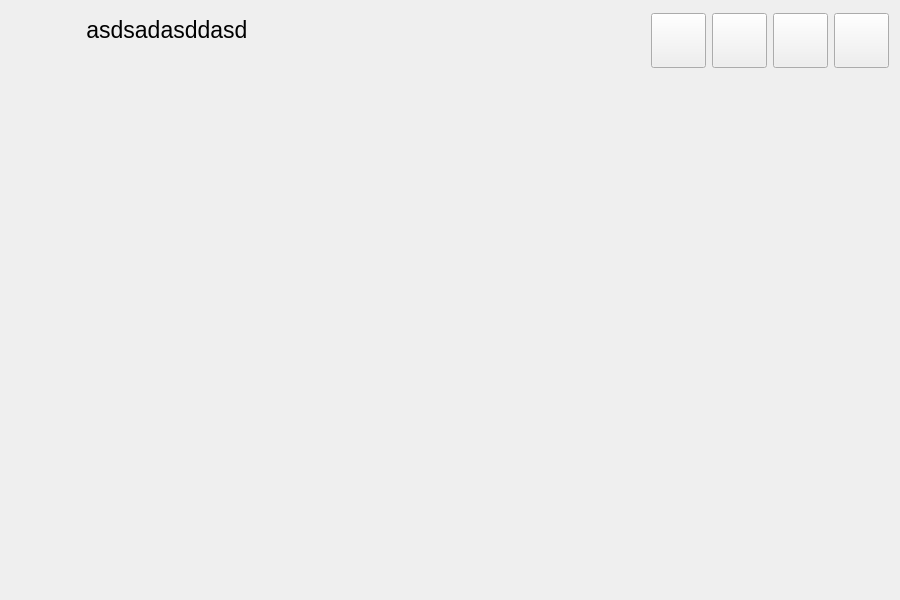
Old version of the form src/UI/MainWindow/mainwindow.ui in the repository ikolomiko/ikooskar-qt.
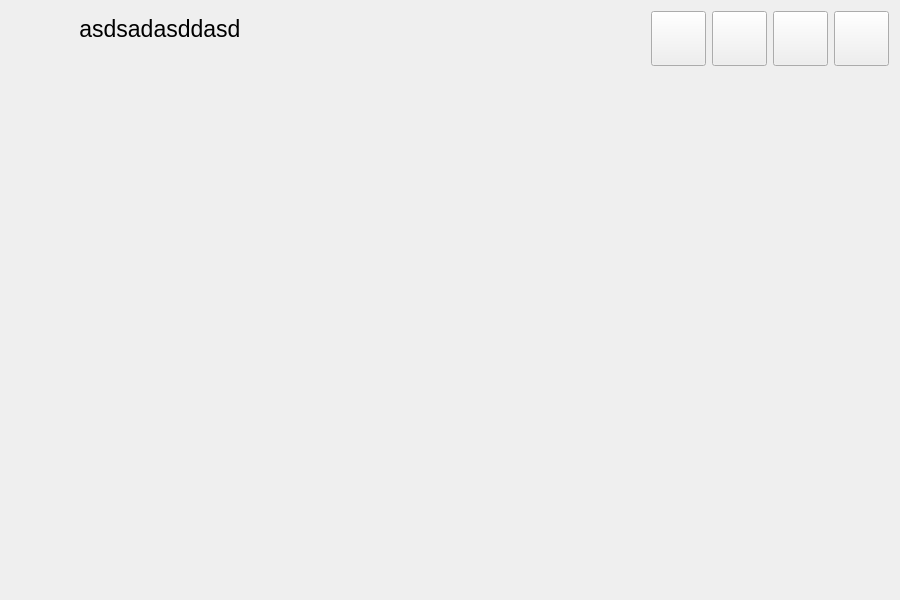
New version of the form. Icons and pictures are not drawn.

Commit message:
MainWindow: update margins
Set the margins to 11pt. Also, for better alignment, adjust the artificial margins of the btnCurrentPage.

Patch:
```diff
--- a/src/UI/MainWindow/mainwindow.ui
+++ b/src/UI/MainWindow/mainwindow.ui
@@ -29,16 +29,16 @@
      <enum>QLayout::SetMaximumSize</enum>
     </property>
     <property name="leftMargin">
-     <number>11</number>
+     <number>0</number>
     </property>
     <property name="topMargin">
-     <number>3</number>
+     <number>0</number>
     </property>
     <property name="rightMargin">
-     <number>11</number>
+     <number>0</number>
     </property>
     <property name="bottomMargin">
-     <number>11</number>
+     <number>0</number>
     </property>
     <item>
      <widget class="QFrame" name="frameHeaderbar">
@@ -51,13 +51,13 @@
       <property name="minimumSize">
        <size>
         <width>0</width>
-        <height>70</height>
+        <height>77</height>
        </size>
       </property>
       <property name="maximumSize">
        <size>
         <width>16777215</width>
-        <height>75</height>
+        <height>77</height>
        </size>
       </property>
       <property name="frameShape">
@@ -70,17 +70,20 @@
        <number>0</number>
       </property>
       <layout class="QHBoxLayout" name="headerbarHLayout">
+       <property name="spacing">
+        <number>11</number>
+       </property>
        <property name="leftMargin">
-        <number>0</number>
+        <number>11</number>
        </property>
        <property name="topMargin">
-        <number>0</number>
+        <number>11</number>
        </property>
        <property name="rightMargin">
-        <number>0</number>
+        <number>11</number>
        </property>
        <property name="bottomMargin">
-        <number>0</number>
+        <number>11</number>
        </property>
        <item>
         <widget class="QPushButton" name="btnCurrentPage">
@@ -95,13 +98,13 @@
          </property>
          <property name="minimumSize">
           <size>
-           <width>60</width>
-           <height>60</height>
+           <width>48</width>
+           <height>48</height>
           </size>
          </property>
          <property name="maximumSize">
           <size>
-           <width>60</width>
+           <width>48</width>
            <height>60</height>
           </size>
          </property>
@@ -148,7 +151,7 @@
            <property name="sizeHint" stdset="0">
             <size>
              <width>20</width>
-             <height>6</height>
+             <height>4</height>
             </size>
            </property>
           </spacer>
@@ -250,6 +253,9 @@
        </item>
        <item>
         <layout class="QHBoxLayout" name="navbarHLayout">
+         <property name="spacing">
+          <number>6</number>
+         </property>
          <item>
           <widget class="QPushButton" name="btnHome">
            <property name="enabled">
@@ -442,6 +448,12 @@
        </property>
        <item>
         <widget class="QStackedWidget" name="stackedWidget">
+         <property name="sizePolicy">
+          <sizepolicy hsizetype="Preferred" vsizetype="Preferred">
+           <horstretch>0</horstretch>
+           <verstretch>0</verstretch>
+          </sizepolicy>
+         </property>
          <property name="lineWidth">
           <number>0</number>
          </property>
```
Left out of the diff: 38 changed lines with no effect on the pictures.
